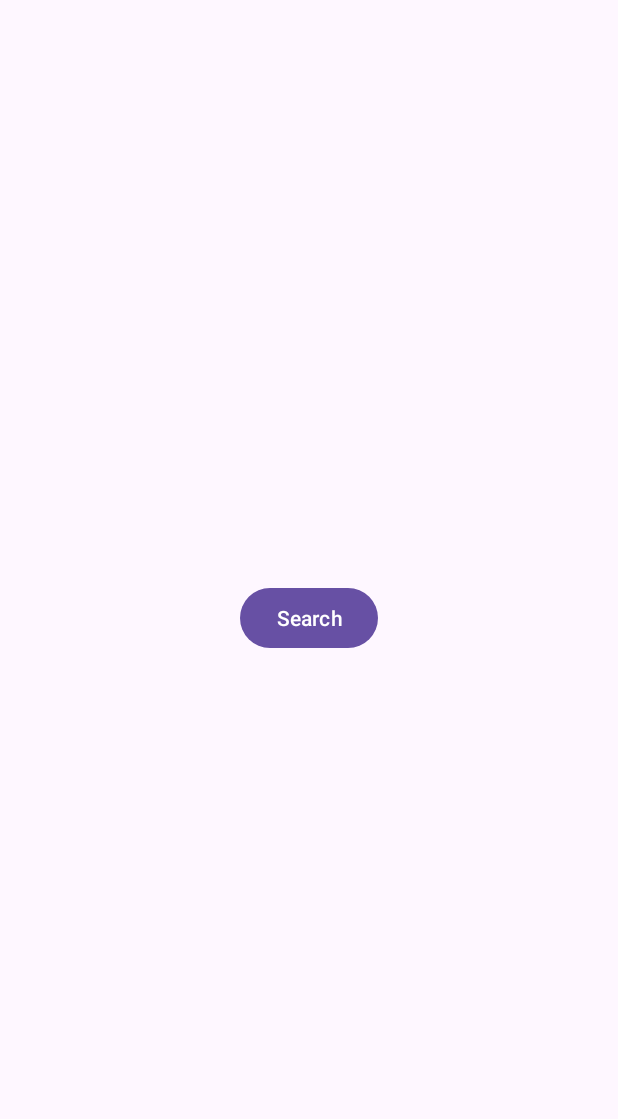
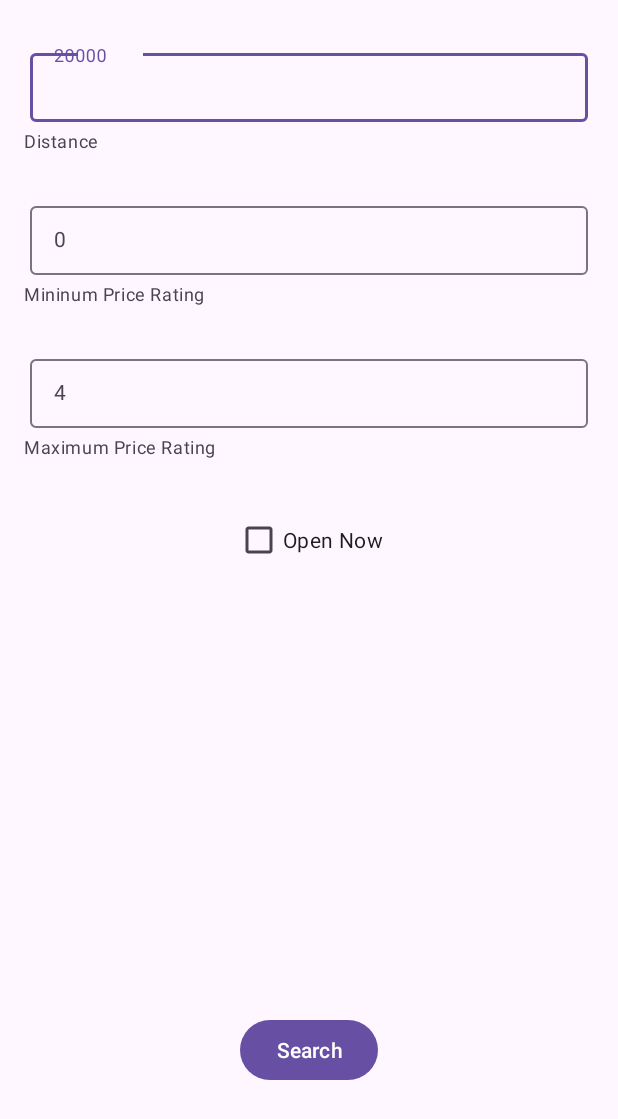
Before and after one commit to Msheph1/StateFarmMobileAppContest, an Android app: the MainActivity screen opened directly, with no data from a screen before it, on a phone screen of 412 x 824 dp. Shown: the top 1119 px of the screen. Run offline under Robolectric (Android 15) with nearby library versions, the phone set to English and light mode, and no system bars; 1 statement that could not run was skipped.

Commit message:
working on filters ui

```diff
--- a/app/src/main/res/layout/activity_main.xml
+++ b/app/src/main/res/layout/activity_main.xml
@@ -5,6 +5,89 @@
     android:layout_width="match_parent"
     android:layout_height="match_parent"
     tools:context=".MainActivity">
+
+    <com.google.android.material.textfield.TextInputLayout
+        android:id="@+id/distanceContainer"
+        android:layout_width="match_parent"
+        android:layout_height="wrap_content"
+        android:layout_marginTop="30dp"
+        app:helperText="Distance"
+        app:layout_constraintEnd_toEndOf="parent"
+        app:layout_constraintStart_toStartOf="parent"
+        app:layout_constraintTop_toTopOf="parent">
+
+        <com.google.android.material.textfield.TextInputEditText
+            android:id="@+id/distanceEditText"
+            style="@style/Widget.MaterialComponents.TextInputLayout.OutlinedBox.Dense"
+            android:layout_marginHorizontal="20dp"
+            android:layout_width="match_parent"
+            android:layout_height="match_parent"
+            android:lines="1"
+            android:inputType="number"
+
+            android:hint="20000"/>
+
+
+    </com.google.android.material.textfield.TextInputLayout>
+
+    <com.google.android.material.textfield.TextInputLayout
+        android:id="@+id/minPriceContainer"
+        android:layout_width="match_parent"
+        android:layout_height="wrap_content"
+        android:layout_marginTop="30dp"
+        app:helperText="Mininum Price Rating"
+        app:layout_constraintEnd_toEndOf="parent"
+        app:layout_constraintStart_toStartOf="parent"
+        app:layout_constraintTop_toBottomOf="@id/distanceContainer">
+
+        <com.google.android.material.textfield.TextInputEditText
+            android:id="@+id/minPriceEditText"
+            style="@style/Widget.MaterialComponents.TextInputLayout.OutlinedBox.Dense"
+            android:layout_marginHorizontal="20dp"
+            android:layout_width="match_parent"
+            android:layout_height="match_parent"
+            android:lines="1"
+            android:inputType="number"
+            android:hint="0"/>
+
+    </com.google.android.material.textfield.TextInputLayout>
+
+    <com.google.android.material.textfield.TextInputLayout
+        android:id="@+id/maxPriceContainer"
+        android:layout_width="match_parent"
+        android:layout_height="wrap_content"
+        android:layout_marginTop="30dp"
+        app:helperText="Maximum Price Rating"
+        app:layout_constraintEnd_toEndOf="parent"
+        app:layout_constraintStart_toStartOf="parent"
+        app:layout_constraintTop_toBottomOf="@id/minPriceContainer">
+
+        <com.google.android.material.textfield.TextInputEditText
+            android:id="@+id/maxPriceEditText"
+            style="@style/Widget.MaterialComponents.TextInputLayout.OutlinedBox.Dense"
+            android:layout_marginHorizontal="20dp"
+            android:layout_width="match_parent"
+            android:layout_height="match_parent"
+            android:lines="1"
+            android:inputType="number"
+            android:hint="4"/>
+
+    </com.google.android.material.textfield.TextInputLayout>
+
+    <CheckBox
+        android:id="@+id/openCheckBox"
+        android:layout_width="wrap_content"
+        android:layout_height="wrap_content"
+        android:layout_marginTop="30dp"
+        android:text="Open Now"
+
+        app:layout_constraintEnd_toEndOf="parent"
+        app:layout_constraintStart_toStartOf="parent"
+        app:layout_constraintTop_toBottomOf="@id/maxPriceContainer"
+
+        />
+
+
 
     <Button
         android:id="@+id/btn"
@@ -14,6 +97,9 @@
         app:layout_constraintBottom_toBottomOf="parent"
         app:layout_constraintEnd_toEndOf="parent"
         app:layout_constraintStart_toStartOf="parent"
-        app:layout_constraintTop_toTopOf="parent" />
+        app:layout_constraintTop_toTopOf="parent"
+        app:layout_constraintVertical_bias="0.871" />
+
+
 
 </androidx.constraintlayout.widget.ConstraintLayout>
```
